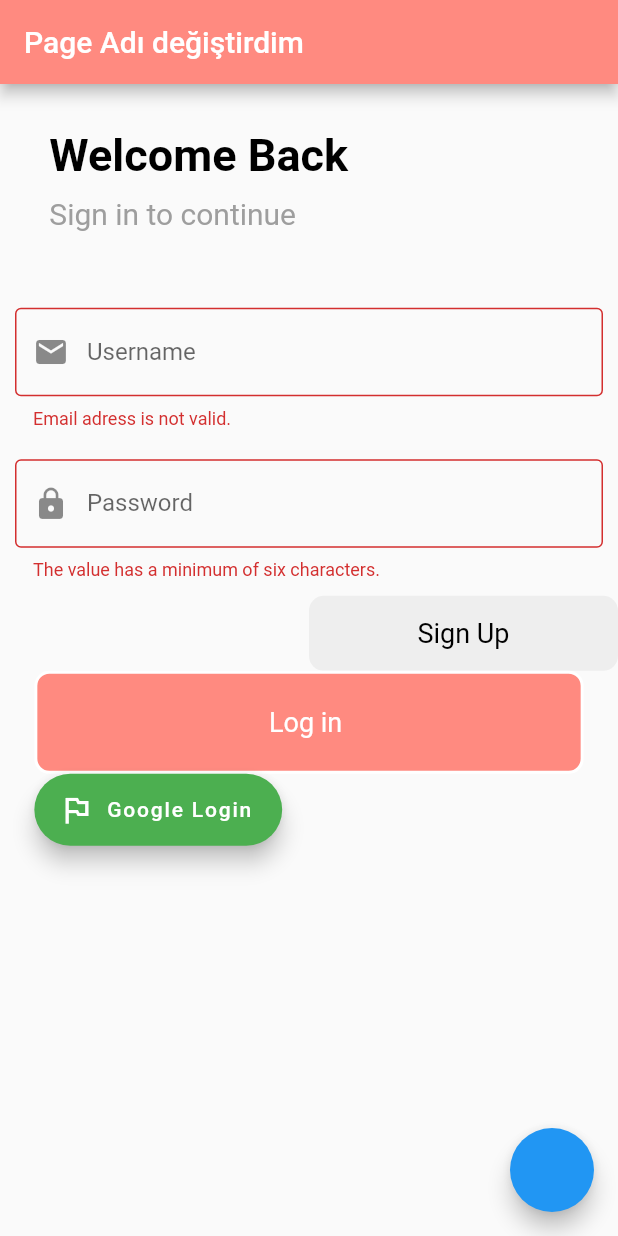
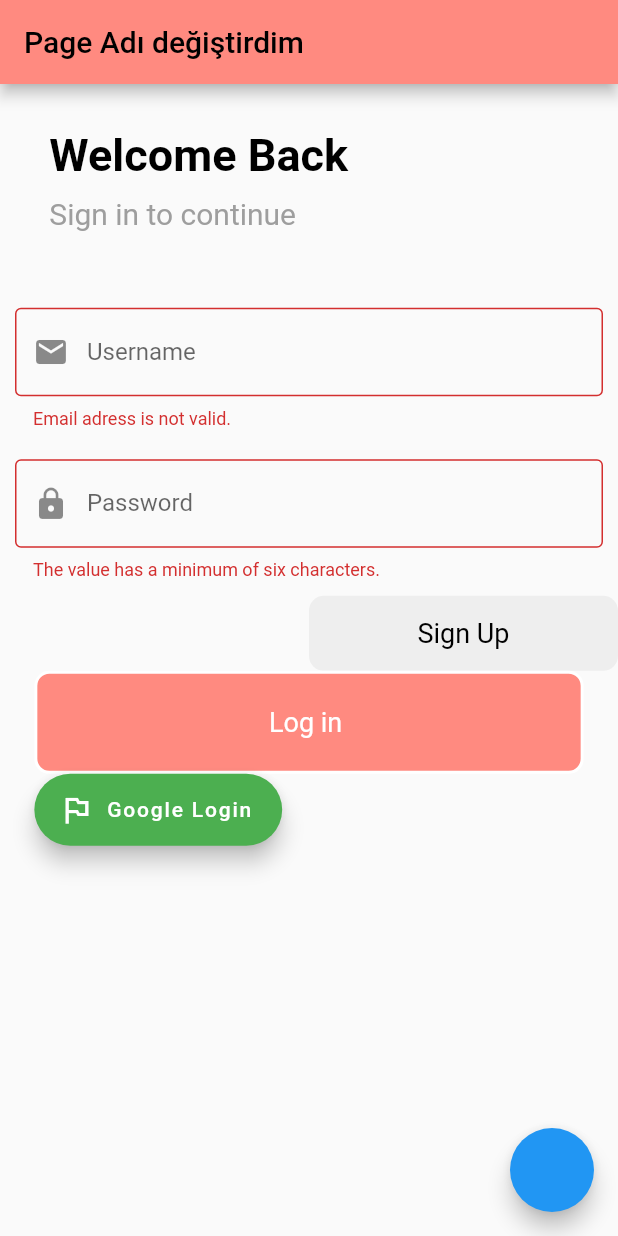
Before and after one commit to Devnot-Mentor-2020/FlutterLoginApp, a Flutter app: the screen it shows after launch, on a phone screen of 412 x 824 dp. Run offline on Flutter 3.47's test engine with Material 2 defaults, Android fonts, the phone set to English and light mode, and no system bars; our stand-ins replace firebase_auth, google_sign_in; accounts and stored records are empty.

Commit message:
color changed

```diff
--- a/lib/view/login_page.dart
+++ b/lib/view/login_page.dart
@@ -24,7 +24,7 @@ class _LoginPageState extends State<LoginPage> {
           heroTag: "btn1",
           ),
           key: _scaffoldkey,
-          appBar: AppBar(title: Text("Page Adı değiştirdim",style: TextStyle(color: Colors.white),),),
+          appBar: AppBar(title: Text("Page Adı değiştirdim",style: TextStyle(color: Colors.black),),),
           body: SingleChildScrollView(
               child: loginForm(context),
           ),
```
